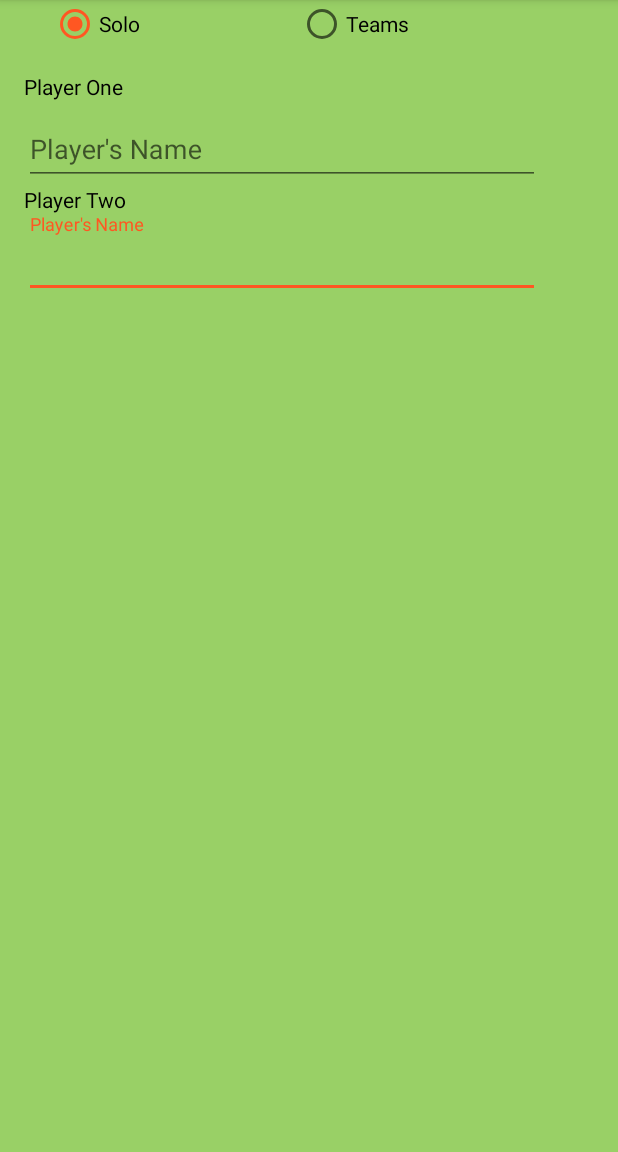
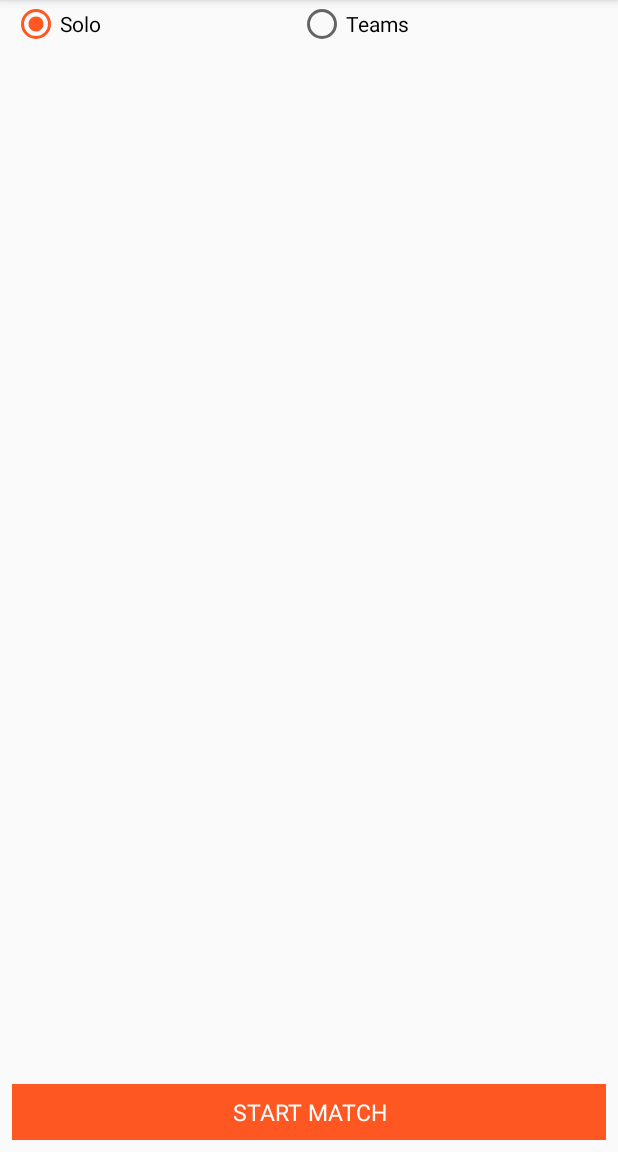
Before and after one commit to BogdanSerban95/SnookerScoreKeeper, an Android app: the GameSetupActivity screen opened directly, with no data from a screen before it, on a phone screen of 412 x 824 dp, the part 84-1236 px from its top. Run offline under Robolectric (Android 15) with nearby library versions, the light colour scheme and no system bars.

Commit message:
pre-change of player set-up layout

```diff
--- a/app/build.gradle
+++ b/app/build.gradle
@@ -21,7 +21,7 @@ android {
 dependencies {
     implementation fileTree(dir: 'libs', include: ['*.jar'])
     implementation 'com.android.support:appcompat-v7:26.1.0'
-    implementation 'com.android.support.constraint:constraint-layout:1.0.2'
+    implementation 'com.android.support.constraint:constraint-layout:1.1.0-beta4'
     implementation 'com.android.support:support-v4:26.1.0'
     testImplementation 'junit:junit:4.12'
     androidTestImplementation 'com.android.support.test:runner:1.0.1'
--- a/app/src/main/java/com/example/serba/snookertracker_1856482/activities/GameSetupActivity.java
+++ b/app/src/main/java/com/example/serba/snookertracker_1856482/activities/GameSetupActivity.java
@@ -3,6 +3,7 @@ package com.example.serba.snookertracker_1856482.activities;
 import android.support.v7.app.AppCompatActivity;
 import android.os.Bundle;
 import android.view.View;
+import android.widget.EditText;
 import android.widget.RadioButton;
 import android.widget.RadioGroup;
 import android.widget.Toast;
@@ -15,8 +16,8 @@ public class GameSetupActivity extends AppCompatActivity {
     protected void onCreate(Bundle savedInstanceState) {
         super.onCreate(savedInstanceState);
         setContentView(R.layout.activity_game_setup);
-        final View solo_layout = findViewById(R.id.solo_constraint_layout);
-        final View team_layout = findViewById(R.id.teams_constraint_layout);
+        final View solo_layout = findViewById(R.id.solo_player_group);
+        final View team_layout = findViewById(R.id.team_player_group);
         RadioGroup gameTypeGroup = findViewById(R.id.game_type_radio_group);
 
 
@@ -29,9 +30,28 @@ public class GameSetupActivity extends AppCompatActivity {
                 } else if (i == R.id.team_radio_button) {
                     solo_layout.setVisibility(View.GONE);
                     team_layout.setVisibility(View.VISIBLE);
-
                 }
             }
         });
+
+        findViewById(R.id.begin_match_button).setOnClickListener(new View.OnClickListener() {
+            @Override
+            public void onClick(View view) {
+
+            }
+        });
+
+    }
+
+    private String getInputFieldContent(EditText field) {
+        String text = null;
+
+        text = field.getText().toString();
+
+        if (text.isEmpty()) {
+            field.setError(getResources().getString(R.string.empty_field_error));
+        }
+
+        return text;
     }
 }
--- a/app/src/main/res/layout/activity_game_setup.xml
+++ b/app/src/main/res/layout/activity_game_setup.xml
@@ -7,9 +7,157 @@
     tools:context="com.example.serba.snookertracker_1856482.activities.GameSetupActivity"
     tools:layout_editor_absoluteY="81dp">
 
+    <TextView
+        android:id="@+id/textView9"
+        android:layout_width="wrap_content"
+        android:layout_height="wrap_content"
+        android:layout_marginStart="8dp"
+        android:layout_marginTop="8dp"
+        android:text="@string/first_team"
+        app:layout_constraintStart_toStartOf="parent"
+        app:layout_constraintTop_toBottomOf="@+id/game_type_radio_group" />
+
+    <TextView
+        android:id="@+id/textView13"
+        android:layout_width="wrap_content"
+        android:layout_height="wrap_content"
+        android:layout_marginStart="8dp"
+        android:text="@string/second_team"
+        app:layout_constraintStart_toStartOf="parent"
+        app:layout_constraintTop_toBottomOf="@+id/textInputLayout4" />
+
+    <TextView
+        android:id="@+id/textView7"
+        android:layout_width="wrap_content"
+        android:layout_height="wrap_content"
+        android:layout_marginStart="8dp"
+        android:text="@string/player_two"
+        app:layout_constraintStart_toStartOf="parent"
+        app:layout_constraintTop_toBottomOf="@+id/textInputLayout2" />
+
+    <TextView
+        android:id="@+id/textView6"
+        android:layout_width="wrap_content"
+        android:layout_height="wrap_content"
+        android:layout_marginStart="8dp"
+        android:layout_marginTop="8dp"
+        android:text="@string/player_one"
+        android:visibility="visible"
+        app:layout_constraintStart_toStartOf="parent"
+        app:layout_constraintTop_toTopOf="@+id/textInputLayout5" />
+
+    <android.support.design.widget.TextInputLayout
+        android:id="@+id/textInputLayout"
+        android:layout_width="0dp"
+        android:layout_height="wrap_content"
+        android:layout_marginEnd="8dp"
+        android:layout_marginStart="8dp"
+        android:layout_marginTop="8dp"
+        app:errorEnabled="true"
+        app:layout_constraintEnd_toEndOf="parent"
+        app:layout_constraintStart_toStartOf="parent"
+        app:layout_constraintTop_toBottomOf="@+id/textInputLayout5">
+
+        <android.support.design.widget.TextInputEditText
+            android:layout_width="match_parent"
+            android:layout_height="wrap_content"
+            android:hint="@string/players_name" />
+    </android.support.design.widget.TextInputLayout>
+
+    <android.support.design.widget.TextInputLayout
+        android:id="@+id/textInputLayout4"
+        android:layout_width="0dp"
+        android:layout_height="wrap_content"
+        android:layout_marginEnd="8dp"
+        android:layout_marginStart="8dp"
+        android:layout_marginTop="8dp"
+        app:layout_constraintEnd_toEndOf="parent"
+        app:layout_constraintStart_toStartOf="parent"
+        app:layout_constraintTop_toBottomOf="@+id/textInputLayout3">
+
+        <android.support.design.widget.TextInputEditText
+            android:layout_width="match_parent"
+            android:layout_height="wrap_content"
+            android:hint="@string/players_name" />
+    </android.support.design.widget.TextInputLayout>
+
+    <android.support.design.widget.TextInputLayout
+        android:id="@+id/textInputLayout3"
+        android:layout_width="0dp"
+        android:layout_height="wrap_content"
+        android:layout_marginEnd="8dp"
+        android:layout_marginStart="8dp"
+        android:layout_marginTop="8dp"
+        app:layout_constraintEnd_toEndOf="parent"
+        app:layout_constraintStart_toStartOf="parent"
+        app:layout_constraintTop_toBottomOf="@+id/textView9">
+
+        <android.support.design.widget.TextInputEditText
+            android:layout_width="match_parent"
+            android:layout_height="46dp"
+            android:hint="@string/players_name" />
+    </android.support.design.widget.TextInputLayout>
+
+    <android.support.design.widget.TextInputLayout
+        android:id="@+id/textInputLayout5"
+        android:layout_width="0dp"
+        android:layout_height="wrap_content"
+        android:layout_marginEnd="8dp"
+        android:layout_marginStart="8dp"
+        android:layout_marginTop="8dp"
+        app:layout_constraintEnd_toEndOf="parent"
+        app:layout_constraintStart_toStartOf="parent"
+        app:layout_constraintTop_toBottomOf="@+id/textView13">
+
+        <android.support.design.widget.TextInputEditText
+            android:layout_width="match_parent"
+            android:layout_height="wrap_content"
+            android:hint="@string/players_name" />
+    </android.support.design.widget.TextInputLayout>
+
+    <android.support.design.widget.TextInputLayout
+        android:id="@+id/textInputLayout1"
+        android:layout_width="395dp"
+        android:layout_height="wrap_content"
+        android:layout_marginEnd="8dp"
+        android:layout_marginStart="8dp"
+        app:layout_constraintDimensionRatio="w,1:1"
+        app:layout_constraintEnd_toEndOf="parent"
+        app:layout_constraintHorizontal_bias="0.0"
+        app:layout_constraintStart_toStartOf="parent"
+        app:layout_constraintTop_toBottomOf="@+id/textView7">
+
+        <android.support.design.widget.TextInputEditText
+            android:id="@+id/player_two_text_input"
+            android:layout_width="match_parent"
+            android:layout_height="wrap_content"
+            android:hint="@string/players_name" />
+
+    </android.support.design.widget.TextInputLayout>
+
+    <android.support.design.widget.TextInputLayout
+        android:id="@+id/textInputLayout2"
+        android:layout_width="395dp"
+        android:layout_height="wrap_content"
+        android:layout_marginEnd="8dp"
+        android:layout_marginStart="8dp"
+        app:layout_constraintDimensionRatio="w,1:1"
+        app:layout_constraintEnd_toEndOf="parent"
+        app:layout_constraintHorizontal_bias="0.0"
+        app:layout_constraintStart_toStartOf="parent"
+        app:layout_constraintTop_toBottomOf="@+id/textView6">
+
+        <android.support.design.widget.TextInputEditText
+            android:id="@+id/player_one_text_input"
+            android:layout_width="match_parent"
+            android:layout_height="wrap_content"
+            android:hint="@string/players_name" />
+
+    </android.support.design.widget.TextInputLayout>
+
     <RadioGroup
         android:id="@+id/game_type_radio_group"
-        android:layout_width="344dp"
+        android:layout_width="0dp"
         android:layout_height="wrap_content"
         android:layout_marginEnd="8dp"
         android:layout_marginStart="8dp"
@@ -34,178 +182,39 @@
             android:text="@string/teams" />
     </RadioGroup>
 
-    <android.support.constraint.ConstraintLayout
-        android:id="@+id/solo_constraint_layout"
+    <Button
+        android:id="@+id/begin_match_button"
         android:layout_width="0dp"
         android:layout_height="wrap_content"
+        android:layout_marginBottom="8dp"
         android:layout_marginEnd="8dp"
         android:layout_marginStart="8dp"
-        android:layout_marginTop="8dp"
-        android:visibility="visible"
+        android:text="@string/start_match"
+        app:layout_constraintBottom_toBottomOf="parent"
         app:layout_constraintEnd_toEndOf="parent"
-        app:layout_constraintStart_toStartOf="parent"
-        app:layout_constraintTop_toBottomOf="@+id/game_type_radio_group">
+        app:layout_constraintStart_toStartOf="parent" />
 
-        <android.support.design.widget.TextInputLayout
-            android:id="@+id/textInputLayout1"
-            android:layout_width="344dp"
-            android:layout_height="wrap_content"
-            android:layout_marginEnd="8dp"
-            android:layout_marginStart="8dp"
-            app:layout_constraintDimensionRatio="w,1:1"
-            app:layout_constraintEnd_toEndOf="parent"
-            app:layout_constraintHorizontal_bias="0.0"
-            app:layout_constraintStart_toStartOf="parent"
-            app:layout_constraintTop_toBottomOf="@+id/textView7">
-
-            <android.support.design.widget.TextInputEditText
-                android:id="@+id/player_two_text_input"
-                android:layout_width="match_parent"
-                android:layout_height="wrap_content"
-                android:hint="@string/players_name" />
-
-        </android.support.design.widget.TextInputLayout>
-
-
-        <android.support.design.widget.TextInputLayout
-            android:id="@+id/textInputLayout2"
-            android:layout_width="344dp"
-            android:layout_height="wrap_content"
-            android:layout_marginEnd="8dp"
-            android:layout_marginStart="8dp"
-            app:layout_constraintDimensionRatio="w,1:1"
-            app:layout_constraintEnd_toEndOf="parent"
-            app:layout_constraintHorizontal_bias="0.0"
-            app:layout_constraintStart_toStartOf="parent"
-            app:layout_constraintTop_toBottomOf="@+id/textView6">
-
-            <android.support.design.widget.TextInputEditText
-                android:id="@+id/player_one_text_input"
-                android:layout_width="match_parent"
-                android:layout_height="wrap_content"
-                android:hint="@string/players_name" />
-
-        </android.support.design.widget.TextInputLayout>
-
-        <TextView
-            android:id="@+id/textView6"
+    <android.support.constraint.Group
+        android:id="@+id/solo_player_group"
         android:layout_width="wrap_content"
         android:layout_height="wrap_content"
-            android:layout_marginStart="8dp"
-            android:layout_marginTop="8dp"
-            android:text="@string/player_one"
-            android:visibility="visible"
+        android:visibility="gone"
+        app:constraint_referenced_ids="textInputLayout2,textInputLayout1,textView6,textView7"
+        app:layout_constraintBottom_toTopOf="parent"
+        app:layout_constraintEnd_toStartOf="parent"
         app:layout_constraintStart_toStartOf="parent"
         app:layout_constraintTop_toTopOf="parent" />
 
-        <TextView
-            android:id="@+id/textView7"
+    <android.support.constraint.Group
+        android:id="@+id/team_player_group"
         android:layout_width="wrap_content"
         android:layout_height="wrap_content"
-            android:layout_marginStart="8dp"
-            android:text="@string/player_two"
-            app:layout_constraintStart_toStartOf="parent"
-            app:layout_constraintTop_toBottomOf="@+id/textInputLayout2" />
-    </android.support.constraint.ConstraintLayout>
-
-    <android.support.constraint.ConstraintLayout
-        android:id="@+id/teams_constraint_layout"
-        android:layout_width="0dp"
-        android:layout_height="wrap_content"
-        android:layout_marginEnd="8dp"
-        android:layout_marginStart="8dp"
-        android:layout_marginTop="8dp"
         android:visibility="gone"
-        app:layout_constraintEnd_toEndOf="parent"
-        app:layout_constraintStart_toStartOf="parent"
-        app:layout_constraintTop_toBottomOf="@+id/game_type_radio_group">
-
-        <TextView
-            android:id="@+id/textView13"
-            android:layout_width="wrap_content"
-            android:layout_height="wrap_content"
-            android:layout_marginStart="8dp"
-            android:text="@string/second_team"
-            app:layout_constraintStart_toStartOf="parent"
-            app:layout_constraintTop_toBottomOf="@+id/textInputLayout4" />
-
-        <android.support.design.widget.TextInputLayout
-            android:id="@+id/textInputLayout5"
-            android:layout_width="0dp"
-            android:layout_height="wrap_content"
-            android:layout_marginEnd="8dp"
-            android:layout_marginStart="8dp"
-            android:layout_marginTop="8dp"
-            app:layout_constraintEnd_toEndOf="parent"
-            app:layout_constraintStart_toStartOf="parent"
-            app:layout_constraintTop_toBottomOf="@+id/textView13">
-
-            <android.support.design.widget.TextInputEditText
-                android:layout_width="match_parent"
-                android:layout_height="wrap_content"
-                android:hint="@string/players_name" />
-        </android.support.design.widget.TextInputLayout>
-
-        <TextView
-            android:id="@+id/textView9"
-            android:layout_width="wrap_content"
-            android:layout_height="wrap_content"
-            android:layout_marginStart="8dp"
-            android:layout_marginTop="8dp"
-            android:text="@string/first_team"
+        app:constraint_referenced_ids="textView9,textView13,textInputLayout,textInputLayout4,textInputLayout3,textInputLayout5"
+        app:layout_constraintBottom_toTopOf="parent"
+        app:layout_constraintEnd_toStartOf="parent"
         app:layout_constraintStart_toStartOf="parent"
         app:layout_constraintTop_toTopOf="parent" />
 
-        <android.support.design.widget.TextInputLayout
-            android:id="@+id/textInputLayout3"
-            android:layout_width="0dp"
-            android:layout_height="wrap_content"
-            android:layout_marginEnd="8dp"
-            android:layout_marginStart="8dp"
-            android:layout_marginTop="8dp"
-            app:layout_constraintEnd_toEndOf="parent"
-            app:layout_constraintStart_toStartOf="parent"
-            app:layout_constraintTop_toBottomOf="@+id/textView9">
-
-            <android.support.design.widget.TextInputEditText
-                android:layout_width="match_parent"
-                android:layout_height="46dp"
-                android:hint="@string/players_name" />
-        </android.support.design.widget.TextInputLayout>
-
-        <android.support.design.widget.TextInputLayout
-            android:id="@+id/textInputLayout4"
-            android:layout_width="0dp"
-            android:layout_height="wrap_content"
-            android:layout_marginEnd="8dp"
-            android:layout_marginStart="8dp"
-            android:layout_marginTop="8dp"
-            app:layout_constraintEnd_toEndOf="parent"
-            app:layout_constraintStart_toStartOf="parent"
-            app:layout_constraintTop_toBottomOf="@+id/textInputLayout3">
-
-            <android.support.design.widget.TextInputEditText
-                android:layout_width="match_parent"
-                android:layout_height="wrap_content"
-                android:hint="@string/players_name" />
-        </android.support.design.widget.TextInputLayout>
-
-        <android.support.design.widget.TextInputLayout
-            android:layout_width="0dp"
-            android:layout_height="wrap_content"
-            android:layout_marginEnd="8dp"
-            android:layout_marginStart="8dp"
-            android:layout_marginTop="8dp"
-            app:layout_constraintEnd_toEndOf="parent"
-            app:layout_constraintStart_toStartOf="parent"
-            app:layout_constraintTop_toBottomOf="@+id/textInputLayout5">
-
-            <android.support.design.widget.TextInputEditText
-                android:layout_width="match_parent"
-                android:layout_height="wrap_content"
-                android:hint="@string/players_name" />
-        </android.support.design.widget.TextInputLayout>
-    </android.support.constraint.ConstraintLayout>
-
 
 </android.support.constraint.ConstraintLayout>
--- /dev/null
+++ b/app/src/main/res/layout/player_item.xml
@@ -0,0 +1,35 @@
+<?xml version="1.0" encoding="utf-8"?>
+<android.support.constraint.ConstraintLayout xmlns:android="http://schemas.android.com/apk/res/android"
+    xmlns:app="http://schemas.android.com/apk/res-auto"
+    xmlns:tools="http://schemas.android.com/tools"
+    android:layout_width="wrap_content"
+    android:layout_height="wrap_content">
+
+    <ImageView
+        android:id="@+id/avatar_image_view"
+        android:layout_width="120dp"
+        android:layout_height="120dp"
+        android:scaleType="fitXY"
+        app:layout_constraintEnd_toEndOf="parent"
+        app:layout_constraintStart_toStartOf="parent"
+        app:layout_constraintTop_toTopOf="parent"
+        app:srcCompat="@drawable/snooker_ico_2" />
+
+    <android.support.design.widget.TextInputLayout
+        android:id="@+id/textInputLayout6"
+        android:layout_width="0dp"
+        android:layout_height="wrap_content"
+        android:layout_marginTop="8dp"
+        app:layout_constraintEnd_toEndOf="parent"
+        app:layout_constraintStart_toStartOf="parent"
+        app:layout_constraintTop_toBottomOf="@+id/avatar_image_view">
+
+        <android.support.design.widget.TextInputEditText
+            android:id="@+id/player_name_edit_text"
+            android:layout_width="match_parent"
+            android:layout_height="wrap_content"
+            android:gravity="center"
+            android:text="@string/players_name"
+            android:textSize="@dimen/buttonTextSize" />
+    </android.support.design.widget.TextInputLayout>
+</android.support.constraint.ConstraintLayout>
--- a/app/src/main/res/values/strings.xml
+++ b/app/src/main/res/values/strings.xml
@@ -18,6 +18,7 @@
     <string name="player_two">Player Two</string>
     <string name="first_team">First Team</string>
     <string name="second_team">Second Team</string>
+    <string name="empty_field_error">Field must not be empty</string>
 
     <string-array name="themes">
         <item>Grass</item>
--- a/app/src/main/res/values/styles.xml
+++ b/app/src/main/res/values/styles.xml
@@ -5,7 +5,8 @@
         <item name="colorPrimaryDark">@color/colorPrimaryDarkSecondary</item>
         <item name="colorAccent">@color/colorAccentSecondary</item>
         <item name="android:textColor">@color/black</item>
-        <item name="android:windowBackground">@color/colorPrimaryLightSecondary</item>
+        <!--<item name="android:windowBackground">@color/colorPrimaryLightSecondary</item>-->
+
         <item name="buttonStyle">@style/GrassButtonStyle</item>
     </style>
 
@@ -14,10 +15,10 @@
         <item name="colorPrimaryDark">@color/colorPrimaryDark</item>
         <item name="colorAccent">@color/colorAccent</item>
         <item name="android:textColor">@color/black</item>
-        <item name="android:windowBackground">@color/colorPrimaryLight</item>
+        <!--<item name="android:windowBackground">@color/colorPrimaryLight</item>-->
+
         <item name="buttonStyle">@style/SkyButtonStyle</item>
     </style>
-
 
     <style name="GrassButtonStyle">
         <item name="android:background">@color/colorAccentSecondary</item>
```
Lines whose indentation alone changed are shown as unchanged.
